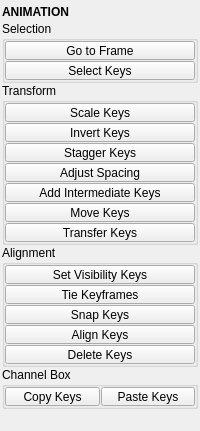
First picture: the form in tentacle/ui/animation.ui, repository m3trik/tentacle, before the edit.
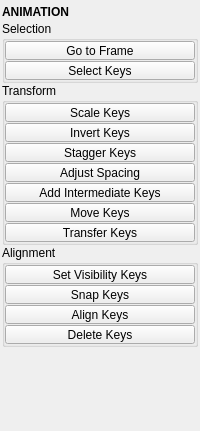
Second picture: the form after the edit. Custom widgets are drawn as their Qt base class.

Commit message: animation: Smart Bake panel + Tie/Copy/Paste shortcuts; tb017 rename

The edit to the form file:
```diff
--- a/tentacle/ui/animation.ui
+++ b/tentacle/ui/animation.ui
@@ -393,33 +393,6 @@
            </property>
           </widget>
          </item>
-         <item>
-          <widget class="PushButton" name="tb011">
-           <property name="minimumSize">
-            <size>
-             <width>0</width>
-             <height>19</height>
-            </size>
-           </property>
-           <property name="maximumSize">
-            <size>
-             <width>16777215</width>
-             <height>19</height>
-            </size>
-           </property>
-           <property name="toolTip">
-            <string>Add (tie) or remove (untie) bookend keyframes at the start/end of the playback range.
-Tying ensures every animated object has keys at the range boundaries.
-Untying removes only those bookend keys, preserving genuine animation.</string>
-           </property>
-           <property name="text">
-            <string>Tie Keyframes</string>
-           </property>
-           <property name="checkable">
-            <bool>false</bool>
-           </property>
-          </widget>
-         </item>
          <item>
           <widget class="PushButton" name="tb009">
            <property name="minimumSize">
@@ -508,92 +481,6 @@
         </layout>
        </widget>
       </item>
-      <item>
-       <widget class="CollapsableGroup" name="channel_box">
-        <property name="title">
-         <string>Channel Box</string>
-        </property>
-        <layout class="QGridLayout" name="gridLayout">
-         <property name="leftMargin">
-          <number>0</number>
-         </property>
-         <property name="topMargin">
-          <number>0</number>
-         </property>
-         <property name="rightMargin">
-          <number>0</number>
-         </property>
-         <property name="bottomMargin">
-          <number>0</number>
-         </property>
-         <property name="spacing">
-          <number>1</number>
-         </property>
-         <item row="0" column="1">
-          <widget class="PushButton" name="tb012">
-           <property name="enabled">
-            <bool>true</bool>
-           </property>
-           <property name="minimumSize">
-            <size>
-             <width>0</width>
-             <height>19</height>
-            </size>
-           </property>
-           <property name="maximumSize">
-            <size>
-             <width>16777215</width>
-             <height>19</height>
-            </size>
-           </property>
-           <property name="toolTip">
-            <string>&lt;html&gt;&lt;head/&gt;&lt;body&gt;&lt;p&gt;Stores the current values of any selected attributes in Maya's channel box for the currently selected scene objects.&lt;/p&gt;&lt;/body&gt;&lt;/html&gt;</string>
-           </property>
-           <property name="text">
-            <string>Copy Keys</string>
-           </property>
-           <property name="iconSize">
-            <size>
-             <width>18</width>
-             <height>18</height>
-            </size>
-           </property>
-          </widget>
-         </item>
-         <item row="0" column="2">
-          <widget class="PushButton" name="tb018">
-           <property name="enabled">
-            <bool>true</bool>
-           </property>
-           <property name="minimumSize">
-            <size>
-             <width>0</width>
-             <height>19</height>
-            </size>
-           </property>
-           <property name="maximumSize">
-            <size>
-             <width>16777215</width>
-             <height>19</height>
-            </size>
-           </property>
-           <property name="toolTip">
-            <string>&lt;html&gt;&lt;head/&gt;&lt;body&gt;&lt;p&gt;Sets keys matching any previously stored attributes at the current time.&lt;/p&gt;&lt;/body&gt;&lt;/html&gt;</string>
-           </property>
-           <property name="text">
-            <string>Paste Keys</string>
-           </property>
-           <property name="iconSize">
-            <size>
-             <width>18</width>
-             <height>18</height>
-            </size>
-           </property>
-          </widget>
-         </item>
-        </layout>
-       </widget>
-      </item>
       <item>
        <spacer name="verticalSpacer">
         <property name="orientation">
```
The commit also changes 2 other files.
